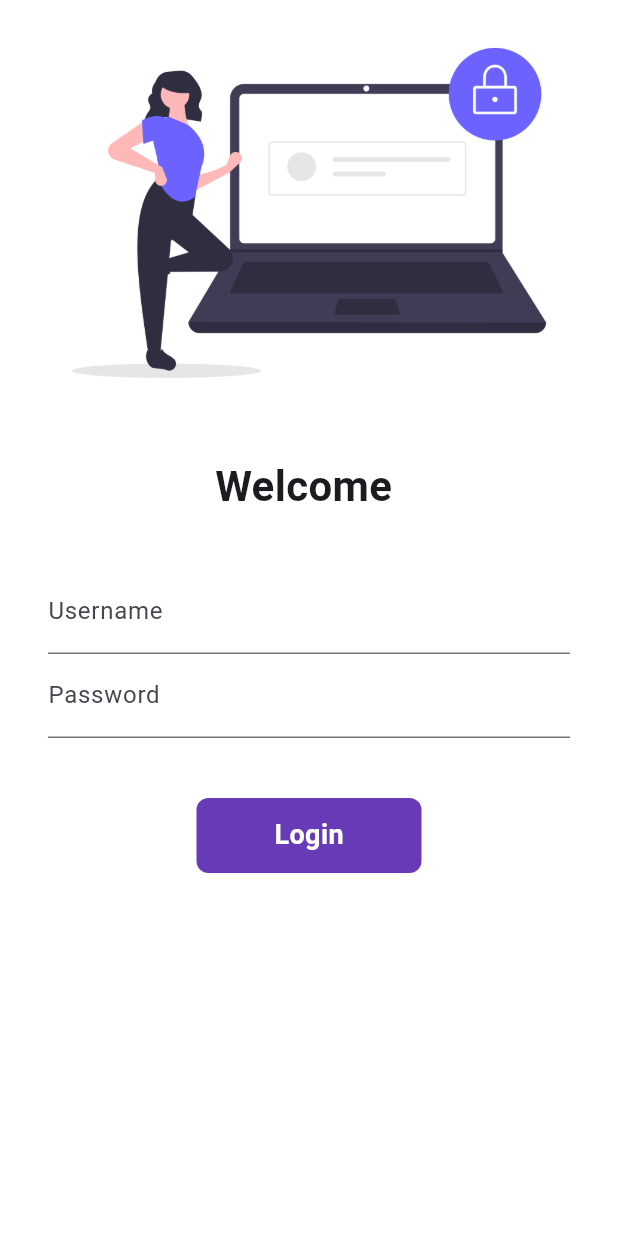
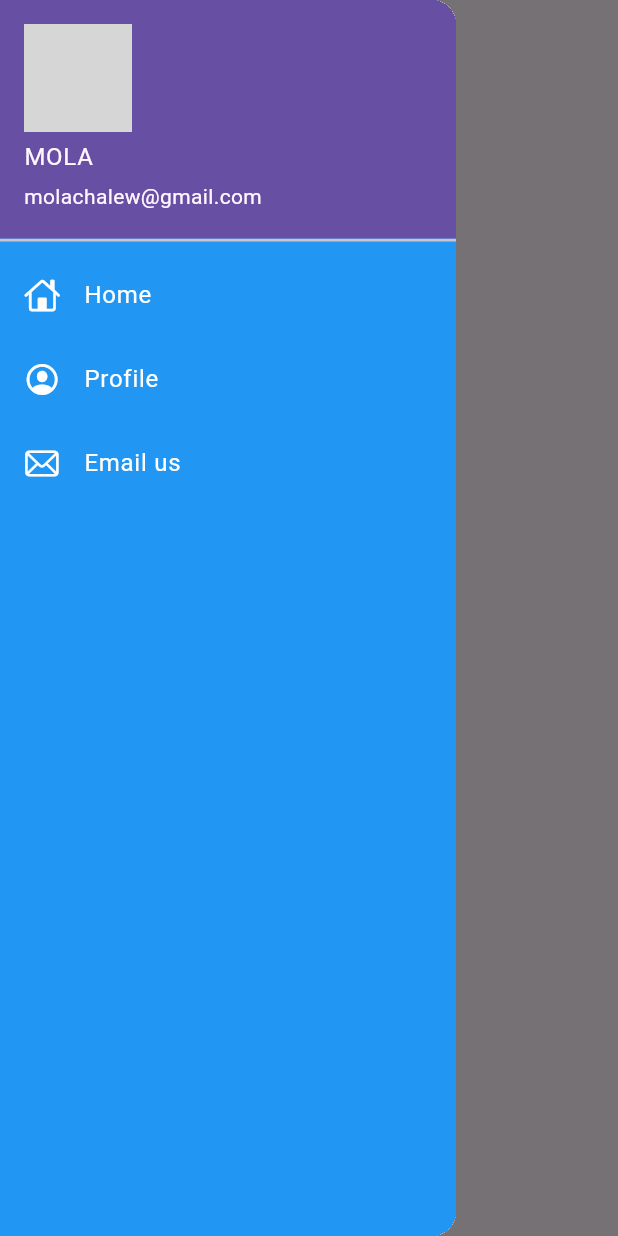
Before and after one commit to naolleg/gebeya_app, a Flutter app: the screen it shows after launch, with the side drawer open (before the commit the screen has no drawer), on a phone screen of 412 x 824 dp. Run offline on Flutter 3.47's test engine with Material 3 defaults, Android fonts, the phone set to English and light mode, and no system bars; network calls fail; grey boxes are pictures that could not be loaded.

Commit message:
added a drawer on the home page with users in formation

```diff
--- a/lib/main.dart
+++ b/lib/main.dart
@@ -19,7 +19,7 @@ class MyApp extends StatelessWidget {
         themeMode: ThemeMode.light,
         theme: ThemeData(primarySwatch: Colors.blueGrey),
         debugShowCheckedModeBanner: false,
-        initialRoute: myRoute.loginroute,
+        initialRoute: myRoute.homeroute,
         routes: {
           "/": (context) => Login(),
           myRoute.homeroute: (context) => HomePage(),
--- a/lib/pages/home_page.dart
+++ b/lib/pages/home_page.dart
@@ -1,6 +1,7 @@
 // ignore_for_file: prefer_const_constructors, prefer_const_literals_to_create_immutables
 
 import 'package:flutter/material.dart';
+import 'package:gebeya_app/widgets/drawer.dart';
 
 class HomePage extends StatelessWidget {
   const HomePage({super.key});
@@ -21,7 +22,7 @@ class HomePage extends StatelessWidget {
           children: [Text("gebeya's home page")],
         ),
       ),
-      drawer: Drawer(),
+      drawer: mydrawer(),
     );
   }
 }
--- a/lib/widgets/drawer.dart
+++ b/lib/widgets/drawer.dart
@@ -0,0 +1,67 @@
+import 'package:flutter/cupertino.dart';
+import 'package:flutter/material.dart';
+
+class mydrawer extends StatelessWidget {
+  @override
+  Widget build(BuildContext context) {
+    final imageUrl =
+        "https://unsplash.com/photos/man-taking-selfie-7azlwCjw7Zg";
+    return Drawer(
+      child: Container(
+        color: Colors.blue,
+        child: ListView(
+          padding: EdgeInsets.zero,
+          children: [
+            DrawerHeader(
+              padding: EdgeInsets.zero,
+              child: UserAccountsDrawerHeader(
+                margin: EdgeInsets.zero,
+                accountName: Text("MOLA"),
+                accountEmail: Text("molachalew@gmail.com"),
+                currentAccountPicture: CircleAvatar(
+                  backgroundImage: NetworkImage(imageUrl),
+                ),
+              ),
+            ),
+            ListTile(
+              leading: Icon(
+                CupertinoIcons.home,
+                color: Colors.white,
+              ),
+              title: Text(
+                "Home",
+                style: TextStyle(
+                  color: Colors.white,
+                ),
+              ),
+            ),
+            ListTile(
+              leading: Icon(
+                CupertinoIcons.profile_circled,
+                color: Colors.white,
+              ),
+              title: Text(
+                "Profile",
+                style: TextStyle(
+                  color: Colors.white,
+                ),
+              ),
+            ),
+            ListTile(
+              leading: Icon(
+                CupertinoIcons.mail,
+                color: Colors.white,
+              ),
+              title: Text(
+                "Email us",
+                style: TextStyle(
+                  color: Colors.white,
+                ),
+              ),
+            )
+          ],
+        ),
+      ),
+    );
+  }
+}
```
